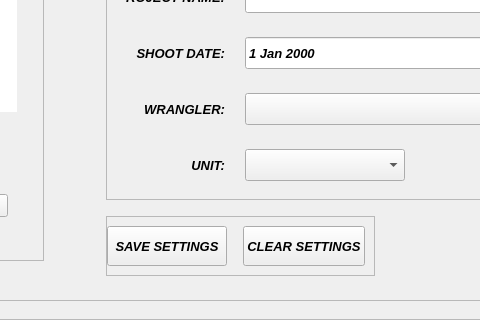
First picture: the form in showtools/ui/ShowTools.ui, repository HarryShaper/ShowTools, before the edit; both pictures show x 434 to 914 and y 460 to 780 of the 1350 by 780 pixel window.
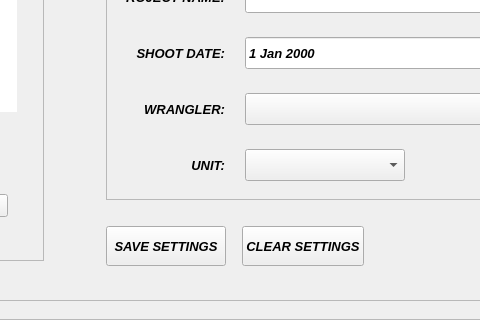
Second picture: the form after the edit. Icons and pictures are not drawn.

Commit message: UI style tweaks for darwin

What changed in the file:
```diff
--- a/showtools/ui/ShowTools.ui
+++ b/showtools/ui/ShowTools.ui
@@ -2486,7 +2486,7 @@
                    </size>
                   </property>
                   <property name="frameShape">
-                   <enum>QFrame::StyledPanel</enum>
+                   <enum>QFrame::NoFrame</enum>
                   </property>
                   <property name="frameShadow">
                    <enum>QFrame::Raised</enum>
```
The commit also changes 1 other file.
